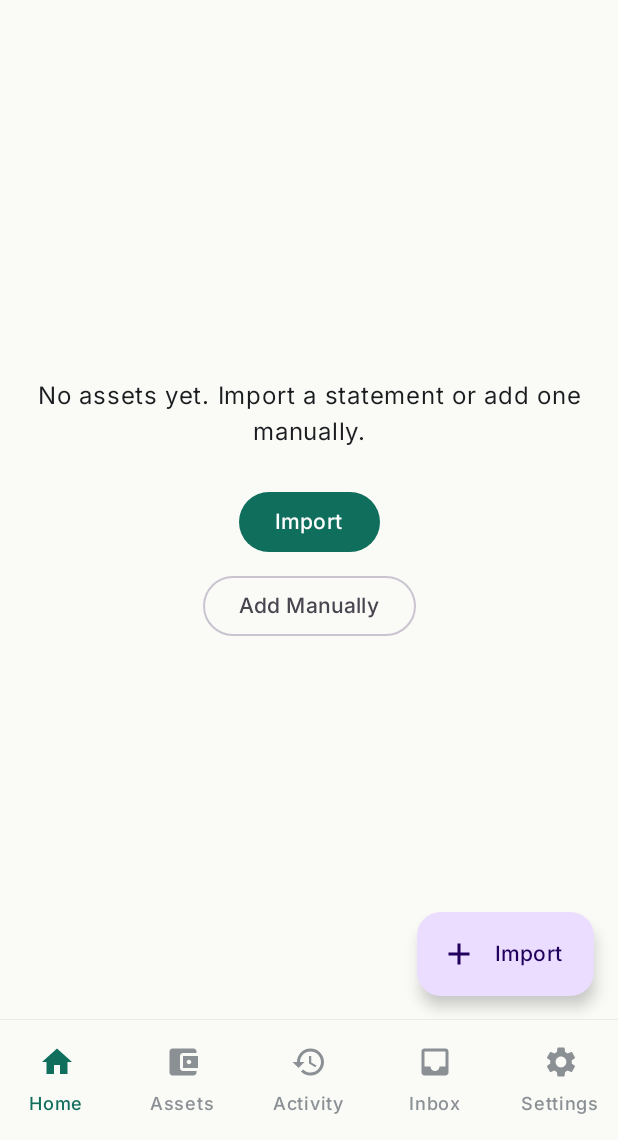
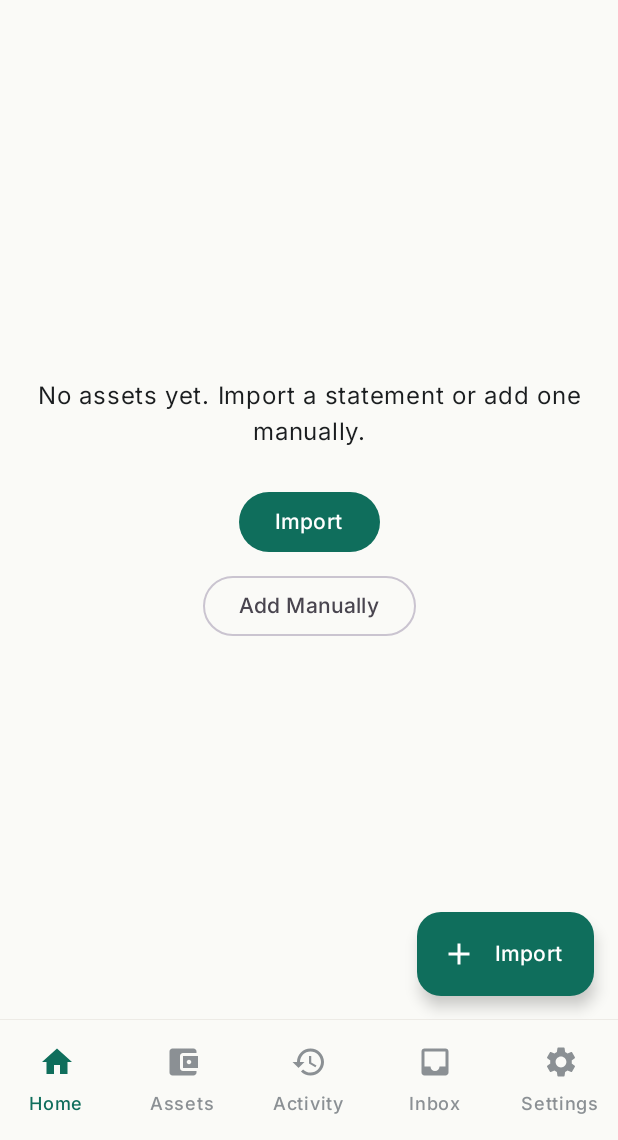
Before and after one commit to keshavshiyal/OpenFolio, an Android app built with Jetpack Compose: the screen it shows after launch (MainActivity), on a phone screen of 412 x 824 dp, the part 96-1236 px from its top. Run offline under Robolectric (Android 15) with nearby library versions, the phone set to English and light mode, and no system bars; our stand-ins replace Dagger/Hilt's generated code.

Commit message:
fix: fab color

```diff
--- a/app/src/main/java/com/openfolio/core/ui/theme/OpenFolioColors.kt
+++ b/app/src/main/java/com/openfolio/core/ui/theme/OpenFolioColors.kt
@@ -8,7 +8,8 @@ import androidx.compose.ui.graphics.Color
 data class OpenFolioColors(
     val background: Color,
     val surface: Color,
-    val primary: Color,
+    val brand: Color,
+    val onAccent: Color,
     val content: Color,
     val muted: Color,
     val border: Color,
@@ -19,7 +20,8 @@ data class OpenFolioColors(
 val LightOpenFolioColors = OpenFolioColors(
     background = Color(0xFFFAFAF7),
     surface = Color(0xFFFFFFFF),
-    primary = Color(0xFF0F6E5C),
+    brand = Color(0xFF0F6E5C),
+    onAccent = Color(0xFFFFFFFF),
     content = Color(0xFF1A1D1F),
     muted = Color(0xFF8B9094),
     border = Color(0xFFE8E6E1),
@@ -30,7 +32,8 @@ val LightOpenFolioColors = OpenFolioColors(
 val DarkOpenFolioColors = OpenFolioColors(
     background = Color(0xFF0E1113),
     surface = Color(0xFF171B1E),
-    primary = Color(0xFF2A9C86),
+    brand = Color(0xFF2A9C86),
+    onAccent = Color(0xFFFFFFFF),
     content = Color(0xFFE6E8E6),
     muted = Color(0xFF8B9094),
     border = Color(0xFF2A3033),
--- a/app/src/main/java/com/openfolio/core/ui/theme/OpenFolioTheme.kt
+++ b/app/src/main/java/com/openfolio/core/ui/theme/OpenFolioTheme.kt
@@ -52,8 +52,8 @@ fun OpenFolioTheme(
     val openFolioColors = if (darkTheme) DarkOpenFolioColors else LightOpenFolioColors
     val materialColors = if (darkTheme) {
         darkColorScheme(
-            primary = openFolioColors.primary,
-            onPrimary = openFolioColors.surface,
+            primary = openFolioColors.brand,
+            onPrimary = openFolioColors.onAccent,
             background = openFolioColors.background,
             onBackground = openFolioColors.content,
             surface = openFolioColors.surface,
@@ -61,8 +61,8 @@ fun OpenFolioTheme(
         )
     } else {
         lightColorScheme(
-            primary = openFolioColors.primary,
-            onPrimary = openFolioColors.surface,
+            primary = openFolioColors.brand,
+            onPrimary = openFolioColors.onAccent,
             background = openFolioColors.background,
             onBackground = openFolioColors.content,
             surface = openFolioColors.surface,
--- a/app/src/main/java/com/openfolio/feature/navigation/OpenFolioApp.kt
+++ b/app/src/main/java/com/openfolio/feature/navigation/OpenFolioApp.kt
@@ -59,8 +59,8 @@ fun OpenFolioApp() {
                             }
                         },
                         colors = NavigationBarItemDefaults.colors(
-                            selectedIconColor = colors.primary,
-                            selectedTextColor = colors.primary,
+                            selectedIconColor = colors.brand,
+                            selectedTextColor = colors.brand,
                             unselectedIconColor = colors.muted,
                             unselectedTextColor = colors.muted,
                             indicatorColor = Color.Transparent,
--- a/app/src/main/java/com/openfolio/feature/screens/HomeScreen.kt
+++ b/app/src/main/java/com/openfolio/feature/screens/HomeScreen.kt
@@ -20,6 +20,7 @@ import androidx.compose.runtime.mutableStateOf
 import androidx.compose.runtime.saveable.rememberSaveable
 import androidx.compose.runtime.setValue
 import androidx.compose.ui.Modifier
+import com.openfolio.core.ui.theme.LocalOpenFolioColors
 import com.openfolio.feature.navigation.AppDestination
 
 @OptIn(ExperimentalMaterial3Api::class)
@@ -30,6 +31,7 @@ fun HomeScreen(
     onSettings: () -> Unit,
 ) {
     var showValues by rememberSaveable { mutableStateOf(true) }
+    val colors = LocalOpenFolioColors.current
 
     Scaffold(
         topBar = {
@@ -64,6 +66,8 @@ fun HomeScreen(
                 onClick = onImport,
                 icon = { Icon(Icons.Filled.Add, contentDescription = null) },
                 text = { Text("Import") },
+                containerColor = colors.brand,
+                contentColor = colors.onAccent,
             )
         },
     ) { innerPadding ->
```
Also changed, not shown: 1 other file.
